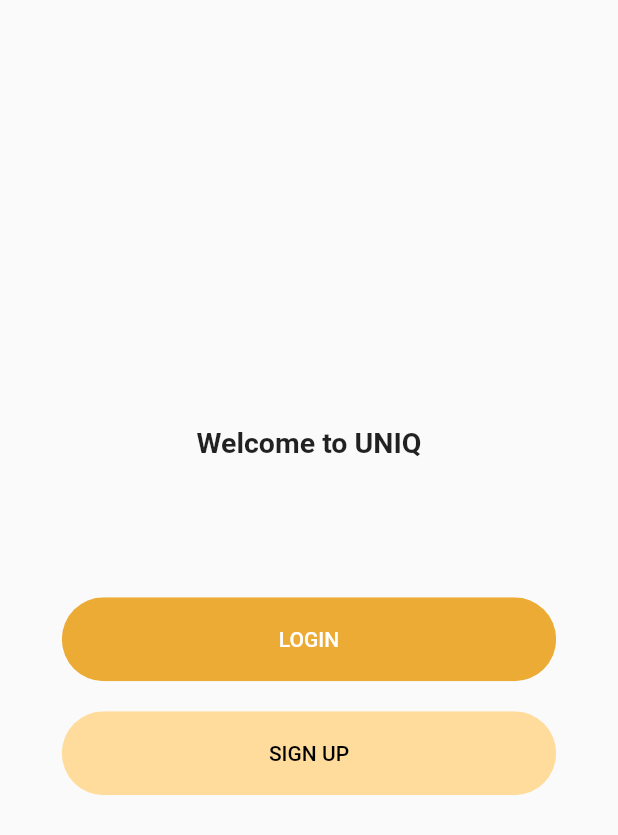
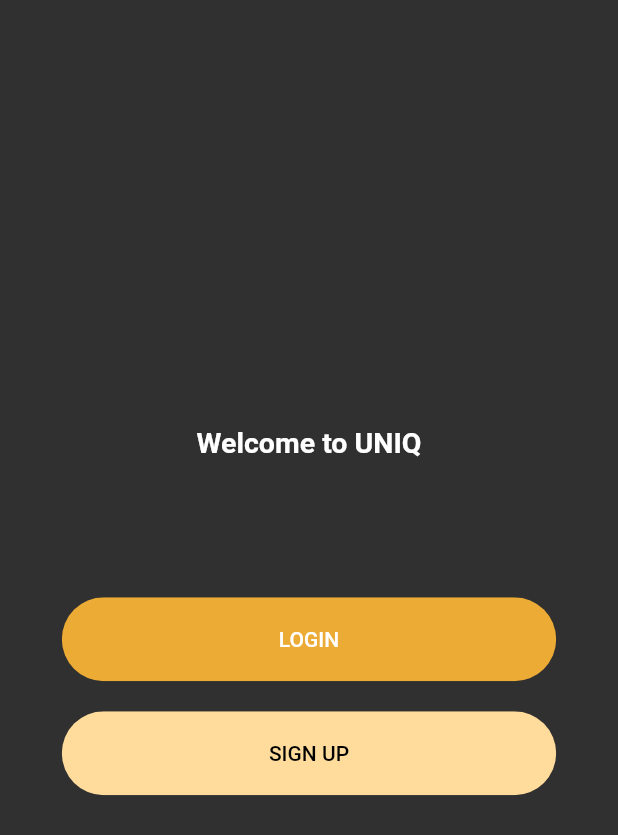
Before and after one commit to uniq-app/mobile, a Flutter app: the screen it shows after launch, on a phone screen of 412 x 824 dp. Shown: the top 835 px of the screen. Run offline on Flutter 3.47's test engine with Material 2 defaults, Android fonts, the phone set to English and light mode, and no system bars; our stand-ins replace camera, rxdart; Roboto replaces fonts that are missing (Georgia, Hind).

Commit message:
Added theme data to override

```diff
--- a/lib/src/app.dart
+++ b/lib/src/app.dart
@@ -1,4 +1,5 @@
 import 'package:flutter/material.dart';
+import 'package:uniq/src/shared/app_theme.dart';
 import './shared/constants.dart';
 import './router.dart';
 
@@ -9,11 +10,7 @@ class MyApp extends StatelessWidget {
     return MaterialApp(
       debugShowCheckedModeBanner: false,
       title: 'Uniq',
-      theme: ThemeData(
-        primarySwatch: Colors.amber,
-        primaryColor: Colors.teal.shade300,
-        visualDensity: VisualDensity.adaptivePlatformDensity,
-      ),
+      theme: AppTheme.lightTheme,
       onGenerateRoute: MainRouter.generateRoute,
       initialRoute: welcomeRoute,
     );
--- /dev/null
+++ b/lib/src/shared/app_theme.dart
@@ -0,0 +1,33 @@
+import 'package:flutter/material.dart';
+
+/*
+ * ThemeData Api
+ * https://api.flutter.dev/flutter/material/ThemeData-class.html
+ */
+
+class AppTheme {
+  //
+  AppTheme._();
+
+  static final ThemeData lightTheme = ThemeData(
+    // Define the default brightness and colors.
+    brightness: Brightness.dark,
+    primaryColor: Colors.amber[200],
+    accentColor: Colors.deepPurple[400],
+    iconTheme: IconThemeData(color: Colors.deepOrange),
+    bottomNavigationBarTheme: BottomNavigationBarThemeData(
+      backgroundColor: Colors.deepPurple[700],
+    ),
+    bottomAppBarTheme: BottomAppBarTheme(color: Colors.black, elevation: 0),
+    // Define the default font family.
+    fontFamily: 'Georgia',
+
+    // Define the default TextTheme. Use this to specify the default
+    // text styling for headlines, titles, bodies of text, and more.
+    textTheme: TextTheme(
+      headline1: TextStyle(fontSize: 72.0, fontWeight: FontWeight.bold),
+      headline6: TextStyle(fontSize: 36.0, fontStyle: FontStyle.italic),
+      bodyText2: TextStyle(fontSize: 14.0, fontFamily: 'Hind'),
+    ),
+  );
+}
```
